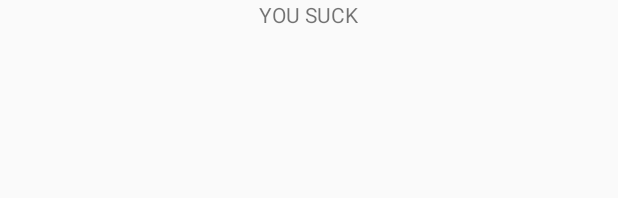
After one commit to toxuin/SellFlip, an Android app: the layout left_main_menu.xml on its own in the app's theme, with its tools: preview values and no code run, on a phone screen of 412 x 824 dp. The commit adds this screen. Shown: the top 198 px of the screen. Run offline under Robolectric (Android 15) with nearby library versions, the phone set to English and light mode, and no system bars.

Commit message:
Sliding menus! Yay!

```diff
--- a/app/build.gradle
+++ b/app/build.gradle
@@ -22,4 +22,5 @@ android {
 dependencies {
     compile fileTree(dir: 'libs', include: ['*.jar'])
     compile 'com.android.support:appcompat-v7:21.0.3'
+    compile 'com.jeremyfeinstein.slidingmenu:library:1.3@aar'
 }
--- /dev/null
+++ b/app/src/main/res/layout/left_main_menu.xml
@@ -0,0 +1,12 @@
+<?xml version="1.0" encoding="utf-8"?>
+<LinearLayout xmlns:android="http://schemas.android.com/apk/res/android"
+              android:orientation="vertical"
+              android:layout_width="match_parent"
+              android:layout_height="match_parent">
+
+    <TextView
+            android:layout_width="wrap_content"
+            android:layout_height="wrap_content"
+            android:text="YOU SUCK"
+            android:id="@+id/textView" android:layout_gravity="center_horizontal"/>
+</LinearLayout>
--- a/app/src/main/res/values/dimens.xml
+++ b/app/src/main/res/values/dimens.xml
@@ -2,4 +2,7 @@
     <!-- Default screen margins, per the Android Design guidelines. -->
     <dimen name="activity_horizontal_margin">16dp</dimen>
     <dimen name="activity_vertical_margin">16dp</dimen>
+    <dimen name="menu_behind_offset">200dp</dimen>
+    <dimen name="menu_shadow_offset">15dp</dimen>
+    <dimen name="menu_swipe_threshold">60dp</dimen>
 </resources>
--- a/build.gradle
+++ b/build.gradle
@@ -14,6 +14,7 @@ buildscript {
 
 allprojects {
     repositories {
+        maven{ url "http://jzaccone.github.io/SlidingMenu-aar" }
         jcenter()
     }
 }
```
Also changed, not shown: app/src/main/java/ru/toxuin/sellflip/BaseActivty.java (+46 -0 lines), app/src/main/res/drawable/shadow.xml (added, +7 -0 lines), app/src/main/res/drawable/shadow_rtl.xml (added, +7 -0 lines), 1 other file.
